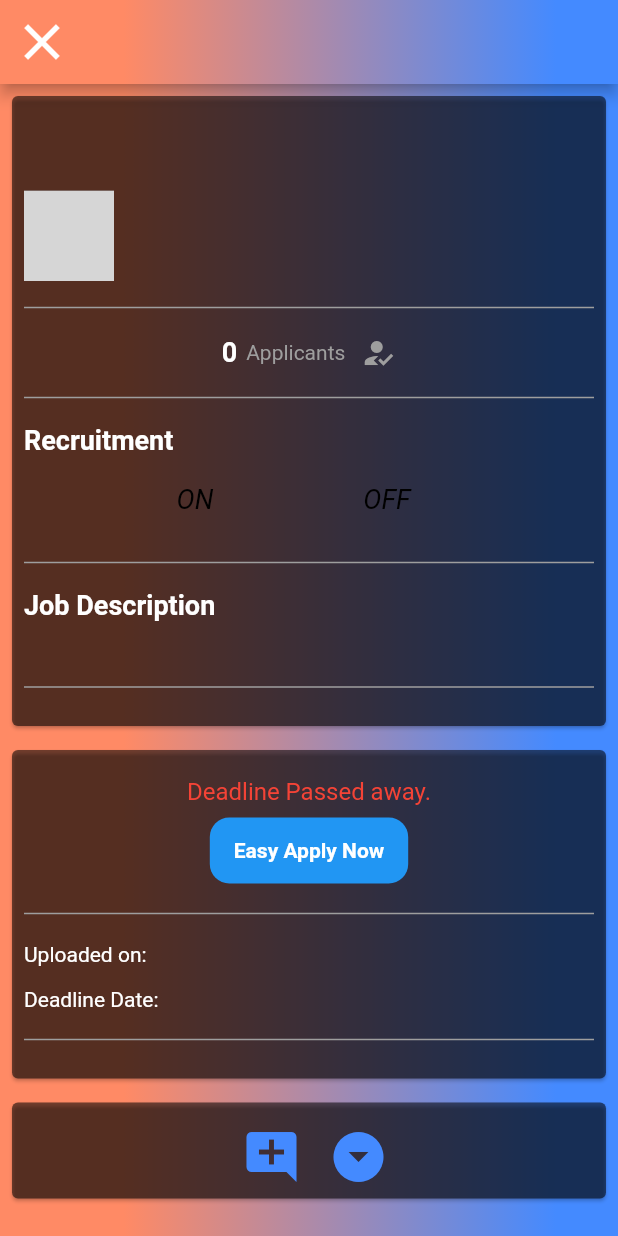
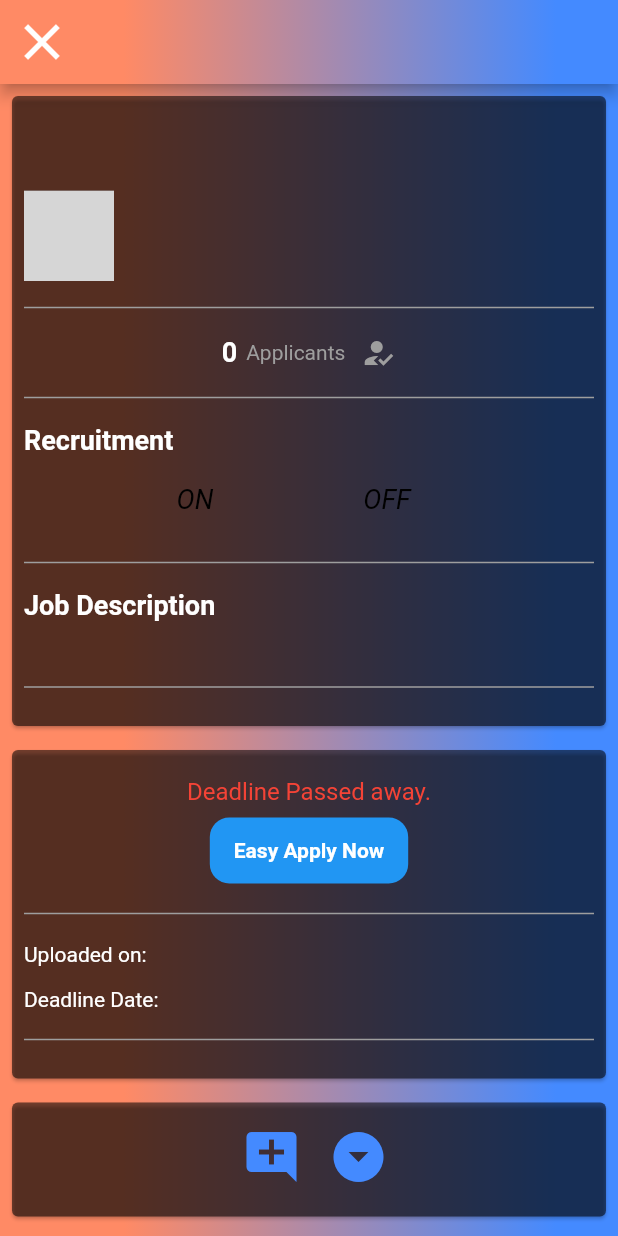
Before and after one commit to eliasdengo/cupwork, a Flutter app: the JobDetailsScreen screen opened directly with empty values, after a tap on the "arrow drop down circle" icon, on a phone screen of 412 x 824 dp. Run offline on Flutter 3.47's test engine with Material 2 defaults, Android fonts, the light colour scheme and no system bars; our stand-ins replace cached_network_image, cloud_firestore, curved_navigation_bar, firebase_auth, firebase_core, firebase_storage and 3 more; accounts and stored records are empty; network calls fail; grey boxes are pictures that could not be loaded.

Commit message:
some correction in comment widget and perform fetch of data in to job detail from comment widget

```diff
--- a/lib/Jobs/job_details.dart
+++ b/lib/Jobs/job_details.dart
@@ -2,6 +2,7 @@ import 'package:cloud_firestore/cloud_firestore.dart';
 import 'package:cupwork/Jobs/jobs_screen.dart';
 import 'package:cupwork/Services/global_methods.dart';
 import 'package:cupwork/Services/global_variables.dart';
+import 'package:cupwork/Widgets/comments_widget.dart';
 import 'package:firebase_auth/firebase_auth.dart';
 import 'package:flutter/material.dart';
 import 'package:fluttertoast/fluttertoast.dart';
@@ -620,7 +621,7 @@ class _JobDetailsScreenState extends State<JobDetailsScreen> {
                                     IconButton(
                                         onPressed: () {
                                           setState(() {
-                                            showComment = false;
+                                            showComment = true;
                                           });
                                         },
                                         icon: Icon(
@@ -629,7 +630,62 @@ class _JobDetailsScreenState extends State<JobDetailsScreen> {
                                           size: 40,
                                         ))
                                   ],
-                                ))
+                                )),
+                      showComment == false
+                          ? Container()
+                          : Padding(
+                              padding: EdgeInsets.all(6.0),
+                              child: FutureBuilder<DocumentSnapshot>(
+                                future: FirebaseFirestore.instance
+                                    .collection('jobs')
+                                    .doc(widget.jobID)
+                                    .get(),
+                                builder: (context, snapshot) {
+                                  if (snapshot.connectionState ==
+                                      ConnectionState.waiting) {
+                                    return Center(
+                                      child: CircularProgressIndicator(),
+                                    );
+                                  } else {
+                                    if (snapshot.data == null) {
+                                      Center(
+                                        child: Text('No comment for this job'),
+                                      );
+                                    }
+                                  }
+                                  return ListView.separated(
+                                    shrinkWrap: true,
+                                    physics: NeverScrollableScrollPhysics(),
+                                    itemBuilder: (context, index) {
+                                      return CommentWidget(
+                                        commentId: snapshot.data!['jobComments']
+                                            [index]['commentId'],
+                                        commenterId:
+                                            snapshot.data!['jobComments'][index]
+                                                ['userId'],
+                                        commenterName:
+                                            snapshot.data!['jobComments'][index]
+                                                ['name'],
+                                        commentBody:
+                                            snapshot.data!['jobComments'][index]
+                                                ['commentBody'],
+                                        commenterImageUrl:
+                                            snapshot.data!['jobComments'][index]
+                                                ['userImageUrl'],
+                                      );
+                                    },
+                                    separatorBuilder: (context, index) {
+                                      return Divider(
+                                        thickness: 1,
+                                        color: Colors.grey,
+                                      );
+                                    },
+                                    itemCount:
+                                        snapshot.data!['jobComments'].length,
+                                  );
+                                },
+                              ),
+                            )
                     ],
                   ),
                 ),
--- a/lib/Widgets/comments_widget.dart
+++ b/lib/Widgets/comments_widget.dart
@@ -5,14 +5,14 @@ class CommentWidget extends StatefulWidget {
   final String commenterId;
   final String commenterName;
   final String commentBody;
-  final String commentImageUrl;
+  final String commenterImageUrl;
 
   CommentWidget(
       {required this.commentId,
       required this.commenterId,
       required this.commenterName,
       required this.commentBody,
-      required this.commentImageUrl});
+      required this.commenterImageUrl});
 
   @override
   State<CommentWidget> createState() => _CommentWidgetState();
@@ -50,7 +50,7 @@ class _CommentWidgetState extends State<CommentWidget> {
                     ),
                     shape: BoxShape.circle,
                     image: DecorationImage(
-                      image: NetworkImage(widget.commentImageUrl),
+                      image: NetworkImage(widget.commenterImageUrl),
                       fit: BoxFit.fill,
                     )),
               )),
```
